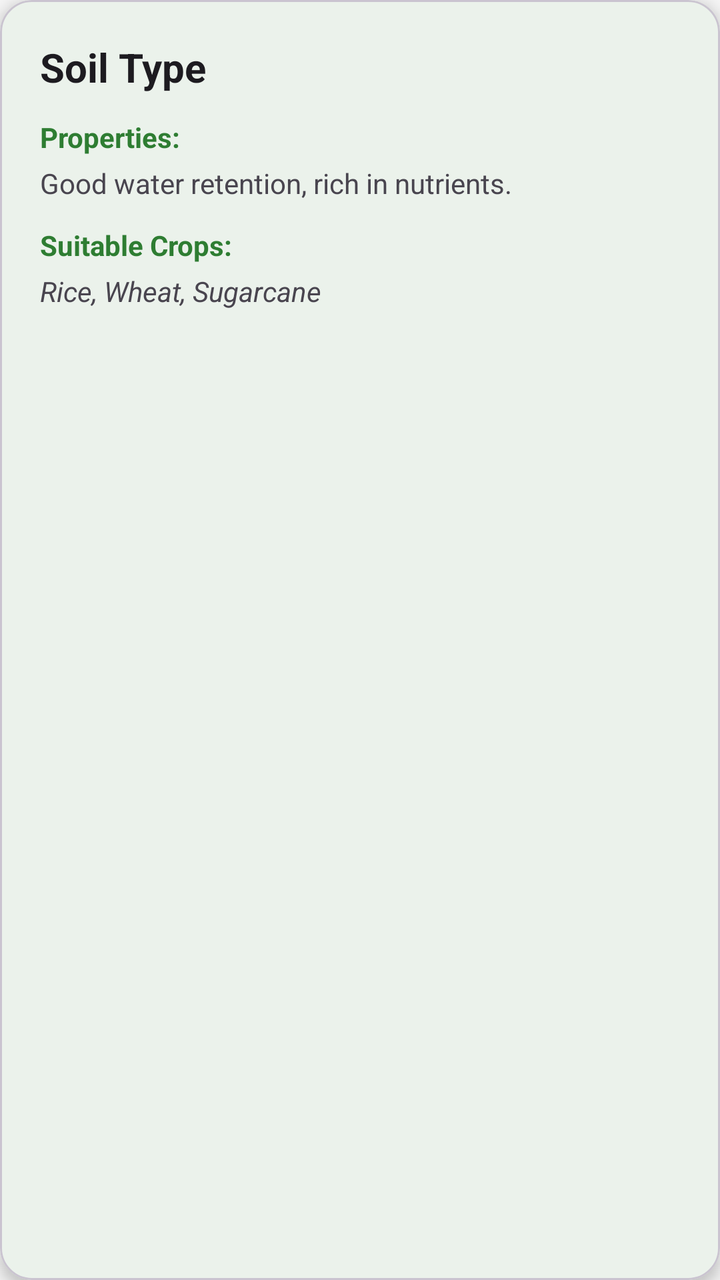
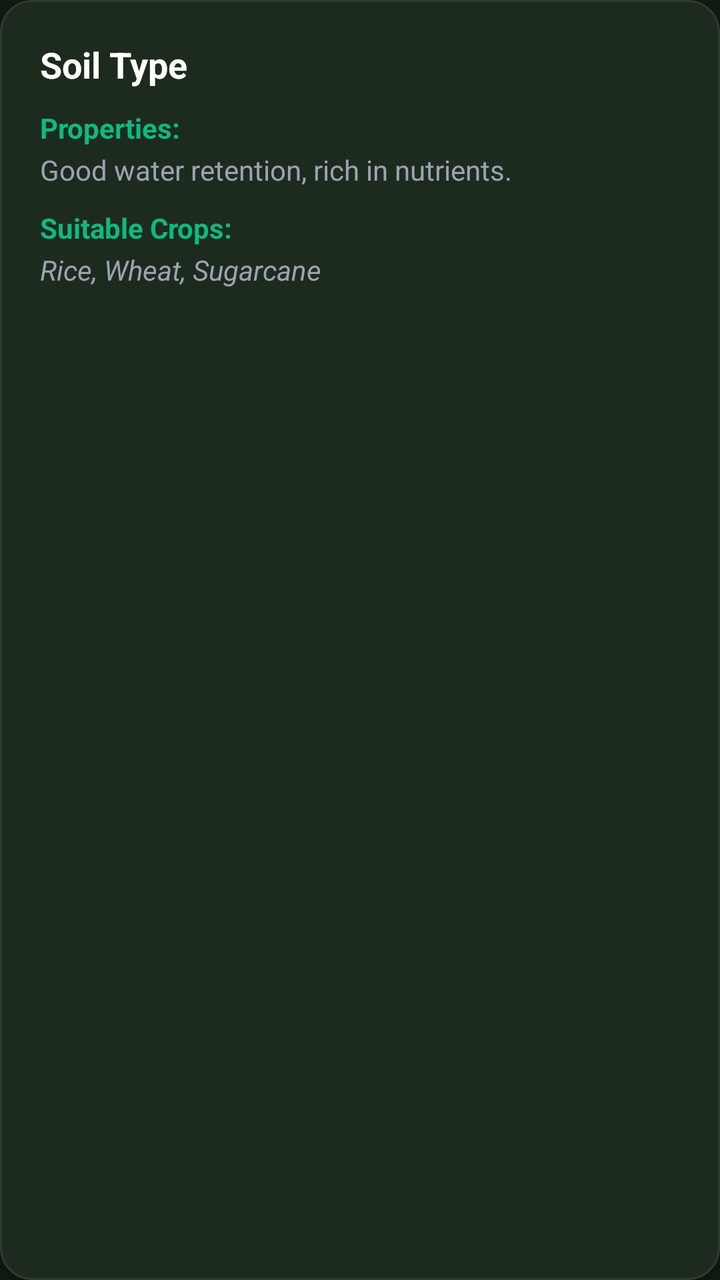

The first picture is an Android layout as it rendered before a commit; the second is the same layout after the commit. The layout source and the unified diff follow.
<!-- AndroidManifest.xml: application theme Theme.SmartAgriculture -->
<!-- res/layout/item_soil.xml -->
<?xml version="1.0" encoding="utf-8"?>
<com.google.android.material.card.MaterialCardView xmlns:android="http://schemas.android.com/apk/res/android"
    xmlns:app="http://schemas.android.com/apk/res-auto"
    android:layout_width="match_parent"
    android:layout_height="wrap_content"
    android:layout_marginHorizontal="16dp"
    android:layout_marginVertical="8dp"
    app:cardBackgroundColor="?attr/colorSurface"
    app:cardCornerRadius="16dp"
    app:cardElevation="4dp">

    <LinearLayout
        android:layout_width="match_parent"
        android:layout_height="wrap_content"
        android:orientation="vertical"
        android:padding="20dp">

        <TextView
            android:id="@+id/tvSoilType"
            android:layout_width="wrap_content"
            android:layout_height="wrap_content"
            android:text="Soil Type"
            android:textSize="20sp"
            android:textStyle="bold"
            android:textColor="?attr/colorOnSurface" />

        <TextView
            android:layout_width="wrap_content"
            android:layout_height="wrap_content"
            android:layout_marginTop="12dp"
            android:text="Properties:"
            android:textStyle="bold"
            android:textColor="?attr/colorPrimary" />

        <TextView
            android:id="@+id/tvProperties"
            android:layout_width="match_parent"
            android:layout_height="wrap_content"
            android:layout_marginTop="4dp"
            android:text="Good water retention, rich in nutrients."
            android:textColor="?attr/colorOnSurfaceVariant" />
            
        <TextView
            android:layout_width="wrap_content"
            android:layout_height="wrap_content"
            android:layout_marginTop="12dp"
            android:text="Suitable Crops:"
            android:textStyle="bold"
            android:textColor="?attr/colorPrimary" />

        <TextView
            android:id="@+id/tvSuitableCrops"
            android:layout_width="match_parent"
            android:layout_height="wrap_content"
            android:layout_marginTop="4dp"
            android:text="Rice, Wheat, Sugarcane"
            android:textStyle="italic"
            android:textColor="?attr/colorOnSurfaceVariant" />

    </LinearLayout>
</com.google.android.material.card.MaterialCardView>
<!-- resources referenced by this layout -->
<resources>
  <style name="Theme.SmartAgriculture" parent="Base.Theme.SmartAgriculture" />
  <style name="Base.Theme.SmartAgriculture" parent="Theme.Material3.DayNight.NoActionBar">
          
          <item name="colorPrimary">@color/colorPrimary</item>
          <item name="colorPrimaryVariant">@color/colorPrimaryVariant</item>
          <item name="colorOnPrimary">@color/colorOnPrimary</item>
          
          
          <item name="colorSecondary">@color/colorSecondary</item>
          <item name="colorSecondaryVariant">@color/colorSecondaryVariant</item>
          <item name="colorOnSecondary">@color/colorOnSecondary</item>
          
          
          <item name="android:colorBackground">@color/colorBackground</item>
          <item name="colorSurface">@color/colorSurface</item>
          
          
          <item name="fontFamily">sans-serif</item>
      </style>
  <color name="colorPrimary">#2E7D32</color>
  <color name="colorPrimaryVariant">#1B5E20</color>
  <color name="colorOnPrimary">#FFFFFF</color>
  <color name="colorSecondary">#81C784</color>
  <color name="colorSecondaryVariant">#66BB6A</color>
  <color name="colorOnSecondary">#000000</color>
  <color name="colorBackground">#F5F5F5</color>
  <color name="colorSurface">#FFFFFF</color>
</resources>

<!-- the commit's change to res/layout/item_soil.xml (unified diff, before → after) -->
@@ -5,9 +5,11 @@
     android:layout_height="wrap_content"
     android:layout_marginHorizontal="16dp"
     android:layout_marginVertical="8dp"
-    app:cardBackgroundColor="?attr/colorSurface"
+    app:cardBackgroundColor="#1C241E"
     app:cardCornerRadius="16dp"
-    app:cardElevation="4dp">
+    app:cardElevation="3dp"
+    app:strokeColor="#2E3B31"
+    app:strokeWidth="1dp">
 
     <LinearLayout
         android:layout_width="match_parent"
@@ -20,42 +22,42 @@
             android:layout_width="wrap_content"
             android:layout_height="wrap_content"
             android:text="Soil Type"
-            android:textSize="20sp"
+            android:textSize="18sp"
             android:textStyle="bold"
-            android:textColor="?attr/colorOnSurface" />
+            android:textColor="#FFFFFF" />
 
         <TextView
             android:layout_width="wrap_content"
             android:layout_height="wrap_content"
-            android:layout_marginTop="12dp"
+            android:layout_marginTop="10dp"
             android:text="Properties:"
             android:textStyle="bold"
-            android:textColor="?attr/colorPrimary" />
+            android:textColor="#10B981" />
 
         <TextView
             android:id="@+id/tvProperties"
             android:layout_width="match_parent"
             android:layout_height="wrap_content"
-            android:layout_marginTop="4dp"
+            android:layout_marginTop="2dp"
             android:text="Good water retention, rich in nutrients."
-            android:textColor="?attr/colorOnSurfaceVariant" />
+            android:textColor="#9CA3AF" />
             
         <TextView
             android:layout_width="wrap_content"
             android:layout_height="wrap_content"
-            android:layout_marginTop="12dp"
+            android:layout_marginTop="10dp"
             android:text="Suitable Crops:"
             android:textStyle="bold"
-            android:textColor="?attr/colorPrimary" />
+            android:textColor="#10B981" />
 
         <TextView
             android:id="@+id/tvSuitableCrops"
             android:layout_width="match_parent"
             android:layout_height="wrap_content"
-            android:layout_marginTop="4dp"
+            android:layout_marginTop="2dp"
             android:text="Rice, Wheat, Sugarcane"
             android:textStyle="italic"
-            android:textColor="?attr/colorOnSurfaceVariant" />
+            android:textColor="#9CA3AF" />
 
     </LinearLayout>
 </com.google.android.material.card.MaterialCardView>
<!-- resource entries referenced after the edit -->
@@ -13,8 +13,11 @@
           <item name="colorOnSecondary">@color/colorOnSecondary</item>
           
           
-          <item name="android:colorBackground">@color/colorBackground</item>
-          <item name="colorSurface">@color/colorSurface</item>
+          <item name="android:colorBackground">#121814</item>
+          <item name="colorSurface">#1C241E</item>
+          <item name="colorSurfaceVariant">#242E27</item>
+          <item name="colorOnSurface">#FFFFFF</item>
+          <item name="colorOnSurfaceVariant">#9CA3AF</item>
           
           
           <item name="fontFamily">sans-serif</item>
@@ -25,7 +28,5 @@
   <color name="colorSecondary">#81C784</color>
   <color name="colorSecondaryVariant">#66BB6A</color>
   <color name="colorOnSecondary">#000000</color>
-  <color name="colorBackground">#F5F5F5</color>
-  <color name="colorSurface">#FFFFFF</color>
 </resources>
 
